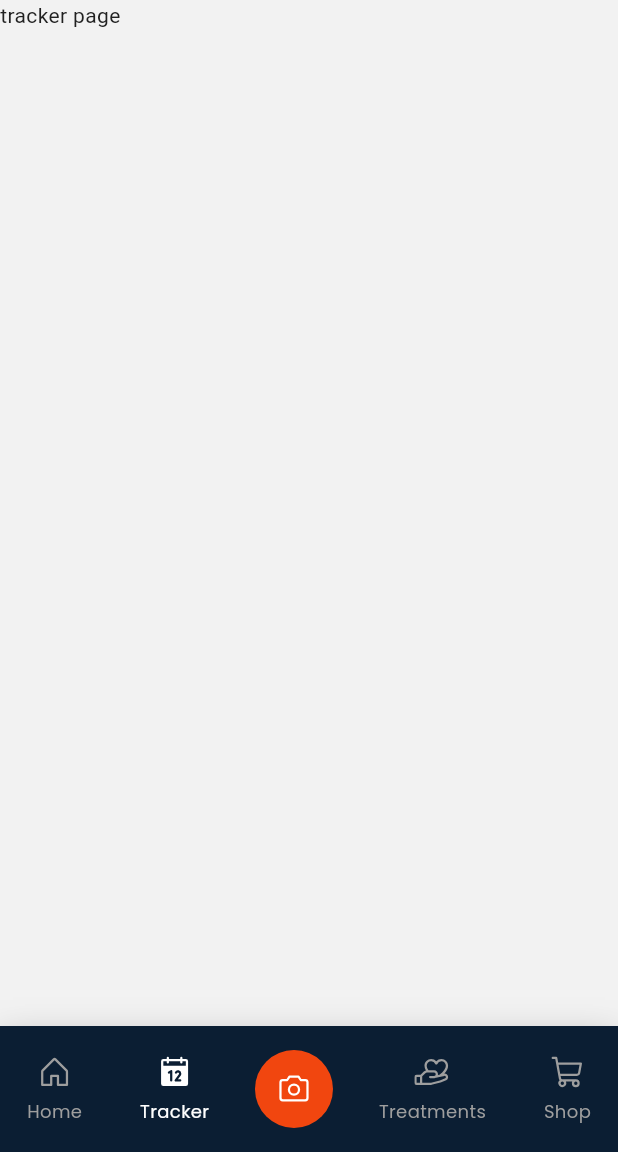
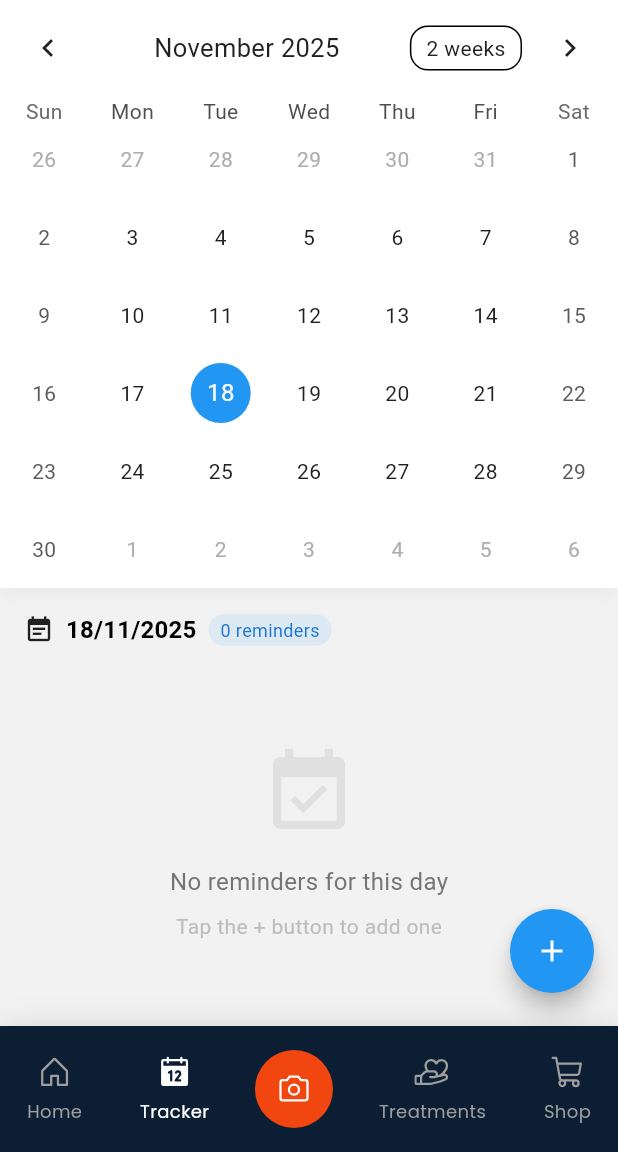
Before and after one commit to yakupkahraman/hey-smile, a Flutter app: the TrackerPage screen opened by its route, on a phone screen of 412 x 824 dp, the part 84-1236 px from its top. Run offline on Flutter 3.47's test engine with Material 3 defaults, Android fonts, the phone set to English and light mode, and no system bars; drawn by our look-alikes of table_calendar; our stand-ins replace go_router, phosphor_flutter, shared_preferences; accounts and stored records are empty.

Commit message:
Refactor tracker page and integrate floating action bubble menu; update dependencies

```diff
--- a/lib/core/router_manager.dart
+++ b/lib/core/router_manager.dart
@@ -5,10 +5,10 @@ import 'package:hey_smile/features/auth/presentation/pages/sign_up_page.dart';
 import 'package:hey_smile/features/camera/presentation/pages/camera_page.dart';
 import 'package:hey_smile/features/home/presentation/pages/shell_page.dart';
 import 'package:hey_smile/features/home/presentation/pages/home_page.dart';
-import 'package:hey_smile/features/home/presentation/pages/tracker_page.dart';
 import 'package:hey_smile/features/home/presentation/pages/capture_page.dart';
 import 'package:hey_smile/features/home/presentation/pages/treatments_page.dart';
 import 'package:hey_smile/features/home/presentation/pages/shop_page.dart';
+import 'package:hey_smile/features/tracker/presentation/pages/tracker_page.dart';
 import 'package:shared_preferences/shared_preferences.dart';
 
 class RouterManager {
--- a/lib/features/home/presentation/pages/tracker_page.dart
+++ /dev/null
@@ -1,12 +0,0 @@
-import 'package:flutter/material.dart';
-
-class TrackerPage extends StatelessWidget {
-  const TrackerPage({super.key});
-
-  @override
-  Widget build(BuildContext context) {
-    return Scaffold(
-      body: SafeArea(child: Text('tracker page')),
-    );
-  }
-}
--- /dev/null
+++ b/lib/features/tracker/presentation/pages/tracker_page.dart
@@ -0,0 +1,365 @@
+import 'package:flutter/material.dart';
+import 'package:table_calendar/table_calendar.dart';
+import 'package:hey_smile/features/tracker/presentation/widgets/fab_menu.dart';
+
+class TrackerPage extends StatefulWidget {
+  const TrackerPage({super.key});
+
+  @override
+  State<TrackerPage> createState() => _TrackerPageState();
+}
+
+class _TrackerPageState extends State<TrackerPage>
+    with SingleTickerProviderStateMixin {
+  DateTime _selectedDay = DateTime.now();
+  DateTime _focusedDay = DateTime.now();
+  CalendarFormat _calendarFormat = CalendarFormat.month;
+
+  final ScrollController _scrollController = ScrollController();
+  bool _isCalendarExpanded = true;
+
+  late Animation<double> _animation;
+  late AnimationController _animationController;
+
+  // Reminder'ları saklamak için map (tarih -> reminder listesi)
+  final Map<DateTime, List<String>> _reminders = {};
+
+  @override
+  void initState() {
+    super.initState();
+    _scrollController.addListener(_onScroll);
+
+    _animationController = AnimationController(
+      vsync: this,
+      duration: const Duration(milliseconds: 260),
+    );
+
+    final curvedAnimation = CurvedAnimation(
+      curve: Curves.easeInOut,
+      parent: _animationController,
+    );
+    _animation = Tween<double>(begin: 0, end: 1).animate(curvedAnimation);
+  }
+
+  void _onScroll() {
+    if (_scrollController.offset > 50 && _isCalendarExpanded) {
+      setState(() {
+        _isCalendarExpanded = false;
+      });
+    } else if (_scrollController.offset <= 50 && !_isCalendarExpanded) {
+      setState(() {
+        _isCalendarExpanded = true;
+      });
+    }
+  }
+
+  @override
+  void dispose() {
+    _scrollController.dispose();
+    _animationController.dispose();
+    super.dispose();
+  }
+
+  List<String> _getRemindersForDay(DateTime day) {
+    final normalizedDay = DateTime(day.year, day.month, day.day);
+    return _reminders[normalizedDay] ?? [];
+  }
+
+  void _addReminder(String reminder) {
+    final normalizedDay = DateTime(
+      _selectedDay.year,
+      _selectedDay.month,
+      _selectedDay.day,
+    );
+
+    setState(() {
+      if (_reminders[normalizedDay] == null) {
+        _reminders[normalizedDay] = [];
+      }
+      _reminders[normalizedDay]!.add(reminder);
+    });
+  }
+
+  void _showAddReminderDialog() {
+    final TextEditingController controller = TextEditingController();
+
+    showDialog(
+      context: context,
+      builder: (context) {
+        return AlertDialog(
+          title: const Text('New Reminder'),
+          content: TextField(
+            controller: controller,
+            decoration: const InputDecoration(
+              hintText: 'Enter reminder',
+              border: OutlineInputBorder(),
+            ),
+            maxLines: 3,
+          ),
+          actions: [
+            TextButton(
+              onPressed: () => Navigator.pop(context),
+              child: const Text('Cancel'),
+            ),
+            ElevatedButton(
+              onPressed: () {
+                if (controller.text.trim().isNotEmpty) {
+                  _addReminder(controller.text.trim());
+                  Navigator.pop(context);
+                }
+              },
+              child: const Text('Add'),
+            ),
+          ],
+        );
+      },
+    );
+  }
+
+  void _deleteReminder(int index) {
+    final normalizedDay = DateTime(
+      _selectedDay.year,
+      _selectedDay.month,
+      _selectedDay.day,
+    );
+
+    setState(() {
+      _reminders[normalizedDay]?.removeAt(index);
+      if (_reminders[normalizedDay]?.isEmpty ?? false) {
+        _reminders.remove(normalizedDay);
+      }
+    });
+  }
+
+  @override
+  Widget build(BuildContext context) {
+    final selectedDayReminders = _getRemindersForDay(_selectedDay);
+
+    return Scaffold(
+      body: SafeArea(
+        child: CustomScrollView(
+          controller: _scrollController,
+          slivers: [
+            // Takvim Bölümü
+            SliverToBoxAdapter(
+              child: AnimatedContainer(
+                duration: const Duration(milliseconds: 300),
+                curve: Curves.easeInOut,
+                decoration: BoxDecoration(
+                  color: Theme.of(context).cardColor,
+                  boxShadow: [
+                    BoxShadow(
+                      color: Colors.black.withOpacity(0.05),
+                      blurRadius: 10,
+                      offset: const Offset(0, 2),
+                    ),
+                  ],
+                ),
+                child: TableCalendar(
+                  firstDay: DateTime.utc(2020, 1, 1),
+                  lastDay: DateTime.utc(2030, 12, 31),
+                  focusedDay: _focusedDay,
+                  selectedDayPredicate: (day) => isSameDay(_selectedDay, day),
+                  calendarFormat: _isCalendarExpanded
+                      ? _calendarFormat
+                      : CalendarFormat.week,
+                  onDaySelected: (selectedDay, focusedDay) {
+                    setState(() {
+                      _selectedDay = selectedDay;
+                      _focusedDay = focusedDay;
+                    });
+                  },
+                  onFormatChanged: (format) {
+                    if (_isCalendarExpanded) {
+                      setState(() {
+                        _calendarFormat = format;
+                      });
+                    }
+                  },
+                  onPageChanged: (focusedDay) {
+                    _focusedDay = focusedDay;
+                  },
+                  eventLoader: (day) {
+                    return _getRemindersForDay(day);
+                  },
+                  calendarStyle: CalendarStyle(
+                    todayDecoration: BoxDecoration(
+                      color: Colors.blue.withOpacity(0.5),
+                      shape: BoxShape.circle,
+                    ),
+                    selectedDecoration: const BoxDecoration(
+                      color: Colors.blue,
+                      shape: BoxShape.circle,
+                    ),
+                    markerDecoration: const BoxDecoration(
+                      color: Colors.orange,
+                      shape: BoxShape.circle,
+                    ),
+                  ),
+                  headerStyle: HeaderStyle(
+                    formatButtonVisible: _isCalendarExpanded,
+                    titleCentered: true,
+                  ),
+                ),
+              ),
+            ),
+
+            const SliverToBoxAdapter(child: SizedBox(height: 16)),
+
+            // Seçili Günün Reminder Başlığı
+            SliverToBoxAdapter(
+              child: Padding(
+                padding: const EdgeInsets.symmetric(horizontal: 16.0),
+                child: Row(
+                  children: [
+                    const Icon(Icons.event_note, size: 20),
+                    const SizedBox(width: 8),
+                    Text(
+                      '${_selectedDay.day}/${_selectedDay.month}/${_selectedDay.year}',
+                      style: Theme.of(context).textTheme.titleMedium?.copyWith(
+                        fontWeight: FontWeight.bold,
+                      ),
+                    ),
+                    const SizedBox(width: 8),
+                    Container(
+                      padding: const EdgeInsets.symmetric(
+                        horizontal: 8,
+                        vertical: 2,
+                      ),
+                      decoration: BoxDecoration(
+                        color: Colors.blue.withOpacity(0.1),
+                        borderRadius: BorderRadius.circular(12),
+                      ),
+                      child: Text(
+                        '${selectedDayReminders.length} reminder${selectedDayReminders.length != 1 ? 's' : ''}',
+                        style: TextStyle(
+                          color: Colors.blue.shade700,
+                          fontSize: 12,
+                        ),
+                      ),
+                    ),
+                  ],
+                ),
+              ),
+            ),
+
+            const SliverToBoxAdapter(child: SizedBox(height: 8)),
+
+            // Reminder Listesi
+            selectedDayReminders.isEmpty
+                ? SliverFillRemaining(
+                    hasScrollBody: false,
+                    child: Center(
+                      child: Column(
+                        mainAxisAlignment: MainAxisAlignment.center,
+                        children: [
+                          Icon(
+                            Icons.event_available,
+                            size: 64,
+                            color: Colors.grey.shade300,
+                          ),
+                          const SizedBox(height: 16),
+                          Text(
+                            'No reminders for this day',
+                            style: TextStyle(
+                              color: Colors.grey.shade600,
+                              fontSize: 16,
+                            ),
+                          ),
+                          const SizedBox(height: 8),
+                          Text(
+                            'Tap the + button to add one',
+                            style: TextStyle(
+                              color: Colors.grey.shade400,
+                              fontSize: 14,
+                            ),
+                          ),
+                        ],
+                      ),
+                    ),
+                  )
+                : SliverPadding(
+                    padding: const EdgeInsets.symmetric(horizontal: 16),
+                    sliver: SliverList(
+                      delegate: SliverChildBuilderDelegate((context, index) {
+                        return Card(
+                          margin: const EdgeInsets.only(bottom: 8),
+                          child: ListTile(
+                            leading: CircleAvatar(
+                              backgroundColor: Colors.blue.shade100,
+                              child: Icon(
+                                Icons.notifications_active,
+                                color: Colors.blue.shade700,
+                                size: 20,
+                              ),
+                            ),
+                            title: Text(selectedDayReminders[index]),
+                            trailing: IconButton(
+                              icon: const Icon(
+                                Icons.delete_outline,
+                                color: Colors.red,
+                              ),
+                              onPressed: () => _deleteReminder(index),
+                            ),
+                          ),
+                        );
+                      }, childCount: selectedDayReminders.length),
+                    ),
+                  ),
+          ],
+        ),
+      ),
+      floatingActionButton: Padding(
+        padding: const EdgeInsets.only(bottom: 90.0),
+        child: FloatingActionBubble(
+          items: <Bubble>[
+            Bubble(
+              title: "Add Reminder",
+              iconColor: Colors.white,
+              bubbleColor: Colors.blue,
+              icon: Icons.add_alert,
+              titleStyle: const TextStyle(fontSize: 16, color: Colors.white),
+              onPress: () {
+                _animationController.reverse();
+                _showAddReminderDialog();
+              },
+            ),
+            Bubble(
+              title: "Add Photo",
+              iconColor: Colors.white,
+              bubbleColor: Colors.blue,
+              icon: Icons.add_a_photo,
+              titleStyle: const TextStyle(fontSize: 16, color: Colors.white),
+              onPress: () {},
+            ),
+
+            // İsterseniz daha fazla menü öğesi ekleyebilirsiniz
+            // Bubble(
+            //   title: "Tümünü Göster",
+            //   iconColor: Colors.white,
+            //   bubbleColor: Colors.green,
+            //   icon: Icons.event_note,
+            //   titleStyle: const TextStyle(fontSize: 16, color: Colors.white),
+            //   onPress: () {
+            //     _animationController.reverse();
+            //     // Başka bir işlem
+            //   },
+            // ),
+          ],
+          animation: _animation,
+          onPress: () {
+            if (_animationController.isCompleted) {
+              _animationController.reverse();
+            } else {
+              _animationController.forward();
+            }
+          },
+          iconColor: Colors.white,
+          backGroundColor: Colors.blue,
+          animatedIconData: AnimatedIcons.add_event,
+        ),
+      ),
+      floatingActionButtonLocation: FloatingActionButtonLocation.endFloat,
+    );
+  }
+}
--- /dev/null
+++ b/lib/features/tracker/presentation/widgets/fab_menu.dart
@@ -0,0 +1,146 @@
+import 'package:flutter/material.dart';
+
+class Bubble {
+  const Bubble({
+    required this.title,
+    required this.titleStyle,
+    required this.iconColor,
+    required this.bubbleColor,
+    required this.icon,
+    required this.onPress,
+  });
+
+  final IconData icon;
+  final Color iconColor;
+  final Color bubbleColor;
+  final void Function() onPress;
+  final String title;
+  final TextStyle titleStyle;
+}
+
+class BubbleMenu extends StatelessWidget {
+  const BubbleMenu(this.item, {Key? key}) : super(key: key);
+
+  final Bubble item;
+
+  @override
+  Widget build(BuildContext context) {
+    return MaterialButton(
+      shape: const StadiumBorder(),
+      padding: const EdgeInsets.only(top: 11, bottom: 13, left: 32, right: 32),
+      color: item.bubbleColor,
+      splashColor: Colors.grey.withOpacity(0.1),
+      highlightColor: Colors.grey.withOpacity(0.1),
+      elevation: 2,
+      highlightElevation: 2,
+      disabledColor: item.bubbleColor,
+      onPressed: item.onPress,
+      child: Row(
+        mainAxisSize: MainAxisSize.min,
+        children: <Widget>[
+          Icon(item.icon, color: item.iconColor),
+          const SizedBox(width: 10.0),
+          Text(item.title, style: item.titleStyle),
+        ],
+      ),
+    );
+  }
+}
+
+class _DefaultHeroTag {
+  const _DefaultHeroTag();
+  @override
+  String toString() => '<default FloatingActionBubble tag>';
+}
+
+class FloatingActionBubble extends AnimatedWidget {
+  const FloatingActionBubble({
+    Key? key,
+    required this.items,
+    required this.onPress,
+    required this.iconColor,
+    required this.backGroundColor,
+    required Animation animation,
+    this.heroTag,
+    this.iconData,
+    this.animatedIconData,
+  }) : assert(
+         (iconData == null && animatedIconData != null) ||
+             (iconData != null && animatedIconData == null),
+       ),
+       super(listenable: animation, key: key);
+
+  final List<Bubble> items;
+  final void Function() onPress;
+  final AnimatedIconData? animatedIconData;
+  final Object? heroTag;
+  final IconData? iconData;
+  final Color iconColor;
+  final Color backGroundColor;
+
+  get _animation => listenable;
+
+  Widget buildItem(BuildContext context, int index) {
+    final screenWidth = MediaQuery.of(context).size.width;
+
+    TextDirection textDirection = Directionality.of(context);
+
+    double animationDirection = textDirection == TextDirection.ltr ? -1 : 1;
+
+    final transform = Matrix4.translationValues(
+      animationDirection *
+          (screenWidth - _animation.value * screenWidth) *
+          ((items.length - index) / 4),
+      0.0,
+      0.0,
+    );
+
+    return Align(
+      alignment: textDirection == TextDirection.ltr
+          ? Alignment.centerRight
+          : Alignment.centerLeft,
+      child: Transform(
+        transform: transform,
+        child: Opacity(
+          opacity: _animation.value,
+          child: BubbleMenu(items[index]),
+        ),
+      ),
+    );
+  }
+
+  @override
+  Widget build(BuildContext context) {
+    return Column(
+      mainAxisSize: MainAxisSize.min,
+      crossAxisAlignment: CrossAxisAlignment.end,
+      children: [
+        IgnorePointer(
+          ignoring: _animation.value == 0,
+          child: ListView.separated(
+            shrinkWrap: true,
+            physics: const NeverScrollableScrollPhysics(),
+            separatorBuilder: (_, __) => const SizedBox(height: 12.0),
+            padding: const EdgeInsets.symmetric(vertical: 12),
+            itemCount: items.length,
+            itemBuilder: buildItem,
+          ),
+        ),
+        FloatingActionButton(
+          heroTag: heroTag ?? const _DefaultHeroTag(),
+          backgroundColor: backGroundColor,
+          // iconData is mutually exclusive with animatedIconData
+          // only 1 can be null at the time
+          child: iconData == null
+              ? AnimatedIcon(
+                  icon: animatedIconData!,
+                  progress: _animation,
+                  color: iconColor,
+                )
+              : Icon(iconData, color: iconColor),
+          onPressed: onPress,
+        ),
+      ],
+    );
+  }
+}
--- a/pubspec.yaml
+++ b/pubspec.yaml
@@ -16,6 +16,7 @@ dependencies:
   go_router: ^17.0.0
   phosphor_flutter: ^2.1.0
   camera: ^0.11.2+1
+  table_calendar: ^3.1.2
 
 dev_dependencies:
   flutter_test:
```
Also changed, not shown: pubspec.lock.
